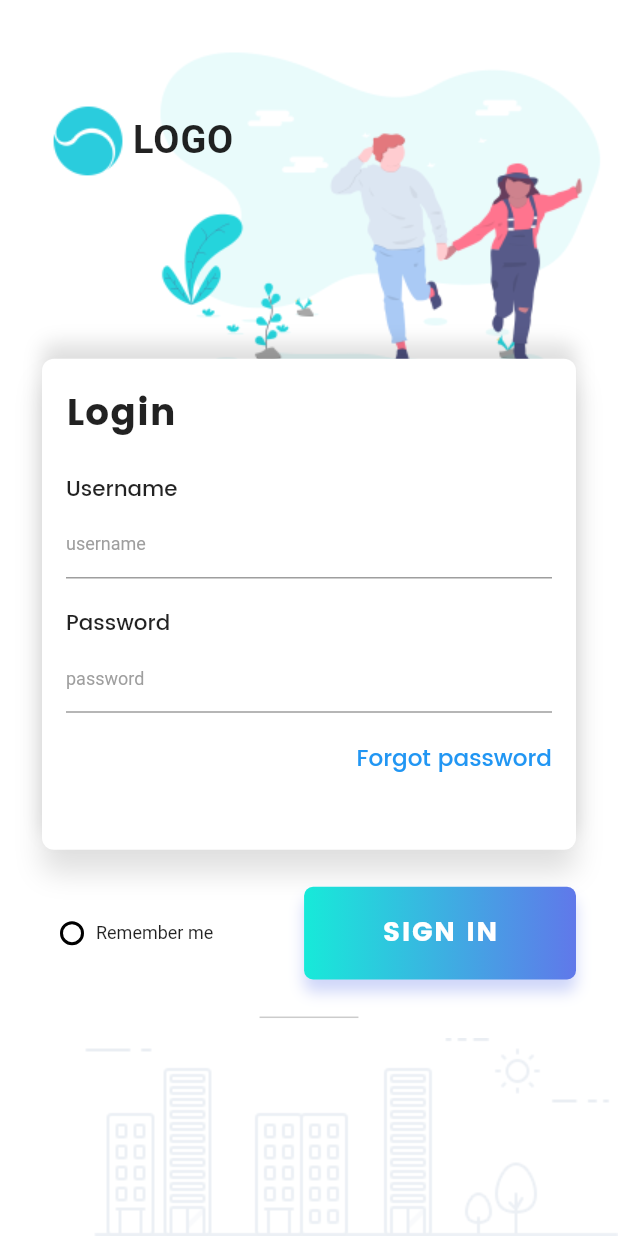
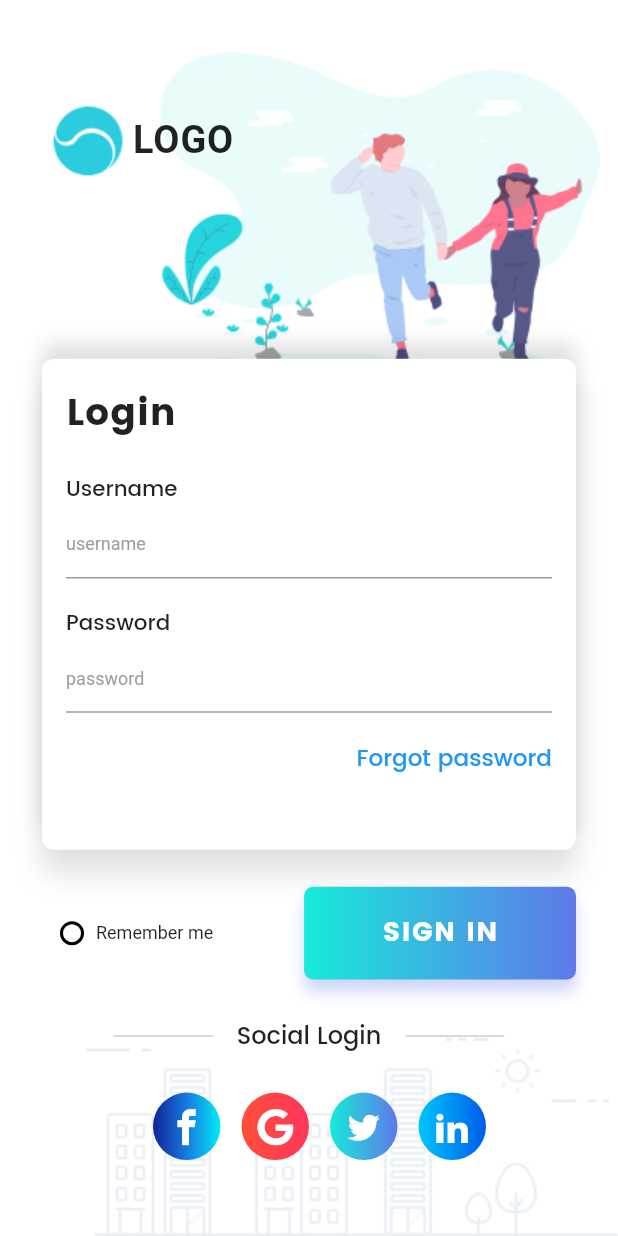
Before and after one commit to CuongDuong2710/devefy, a Flutter app: the screen it shows after launch, on a phone screen of 412 x 824 dp. Run offline on Flutter 3.47's test engine with Material 2 defaults, Android fonts, the phone set to English and light mode, and no system bars; our stand-ins replace flutter_screenutil; Roboto replaces fonts that are missing (Poppins-Bold.ttf, Poppins-Medium.ttf).

Commit message:
add social button by IconData

```diff
--- /dev/null
+++ b/login_page_ui/lib/CustomIcons.dart
@@ -0,0 +1,9 @@
+import 'package:flutter/material.dart';
+
+class CustomIcons {
+  static const IconData twitter = IconData(0xe900, fontFamily: "CustomIcons");
+  static const IconData facebook = IconData(0xe901, fontFamily: "CustomIcons");
+  static const IconData googlePlus =
+      IconData(0xe902, fontFamily: "CustomIcons");
+  static const IconData linkedin = IconData(0xe903, fontFamily: "CustomIcons");
+}
--- a/login_page_ui/lib/main.dart
+++ b/login_page_ui/lib/main.dart
@@ -1,6 +1,8 @@
 import 'package:flutter/material.dart';
 import 'package:flutter_screenutil/flutter_screenutil.dart';
 import 'widgets/FormCard.dart';
+import 'widgets/SocialIcon.dart';
+import 'CustomIcons.dart';
 
 void main() => runApp(MaterialApp(
       home: MyApp(),
@@ -165,6 +167,53 @@ class _MyAppState extends State<MyApp> {
                     mainAxisAlignment: MainAxisAlignment.center,
                     children: <Widget>[
                       horizontalLine(),
+                      Text(
+                        "Social Login",
+                        style: TextStyle(
+                            fontSize: 16.0, fontFamily: "Poppins-Medium"),
+                      ),
+                      horizontalLine(),
+                    ],
+                  ),
+                  SizedBox(
+                    height: ScreenUtil.getInstance().setHeight(40),
+                  ),
+                  Row(
+                    mainAxisAlignment: MainAxisAlignment.center,
+                    children: <Widget>[
+                      SocialIcon(
+                        colors: [
+                          Color(0xFF102397),
+                          Color(0xFF187adf),
+                          Color(0xFF00eaf8),
+                        ],
+                        iconData: CustomIcons.facebook,
+                        onPressed: () {},
+                      ),
+                      SocialIcon(
+                        colors: [
+                          Color(0xFFff4f38),
+                          Color(0xFFff355d),
+                        ],
+                        iconData: CustomIcons.googlePlus,
+                        onPressed: () {},
+                      ),
+                      SocialIcon(
+                        colors: [
+                          Color(0xFF17ead9),
+                          Color(0xFF6078ea),
+                        ],
+                        iconData: CustomIcons.twitter,
+                        onPressed: () {},
+                      ),
+                      SocialIcon(
+                        colors: [
+                          Color(0xFF00c6fb),
+                          Color(0xFF005bea),
+                        ],
+                        iconData: CustomIcons.linkedin,
+                        onPressed: () {},
+                      )
                     ],
                   )
                 ],
--- /dev/null
+++ b/login_page_ui/lib/widgets/SocialIcon.dart
@@ -0,0 +1,31 @@
+import 'package:flutter/material.dart';
+
+class SocialIcon extends StatelessWidget {
+  final List<Color> colors;
+  final IconData iconData;
+  final Function onPressed;
+
+  SocialIcon({this.colors, this.iconData, this.onPressed});
+
+  @override
+  Widget build(BuildContext context) {
+    return Padding(
+      padding: EdgeInsets.only(left: 14.0),
+      child: Container(
+        width: 45.0,
+        height: 45.0,
+        decoration: BoxDecoration(
+            shape: BoxShape.circle,
+            gradient: LinearGradient(colors: colors, tileMode: TileMode.clamp)),
+        child: RawMaterialButton(
+          shape: CircleBorder(),
+          onPressed: onPressed,
+          child: Icon(
+            iconData,
+            color: Colors.white,
+          ),
+        ),
+      ),
+    );
+  }
+}
```
